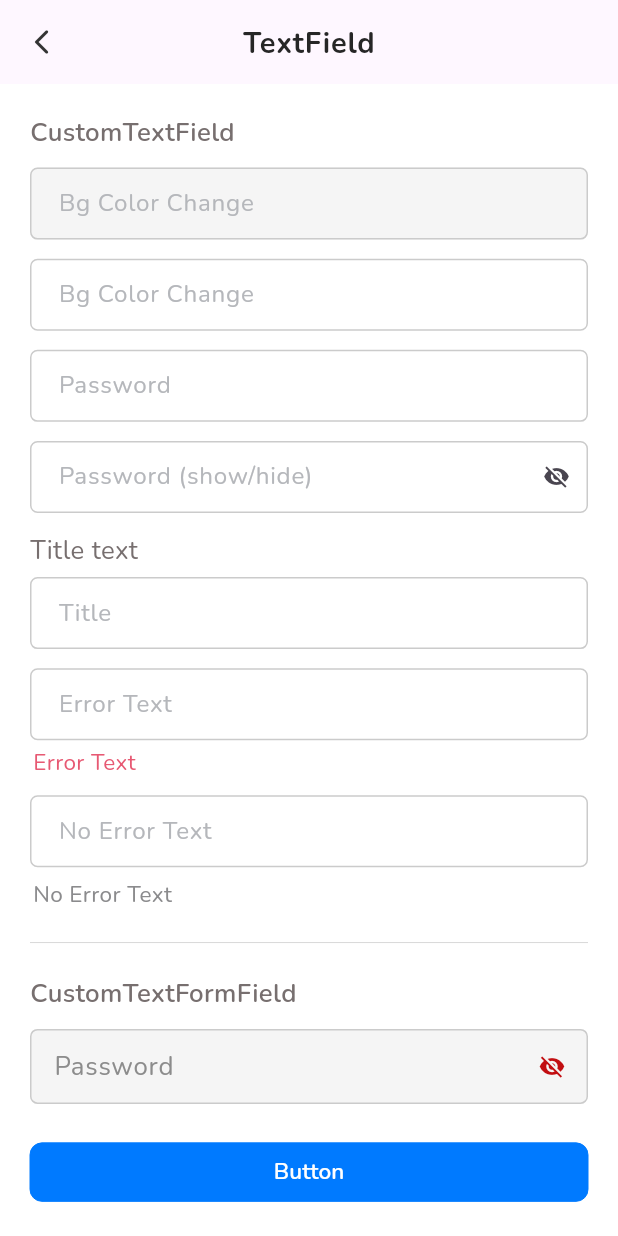
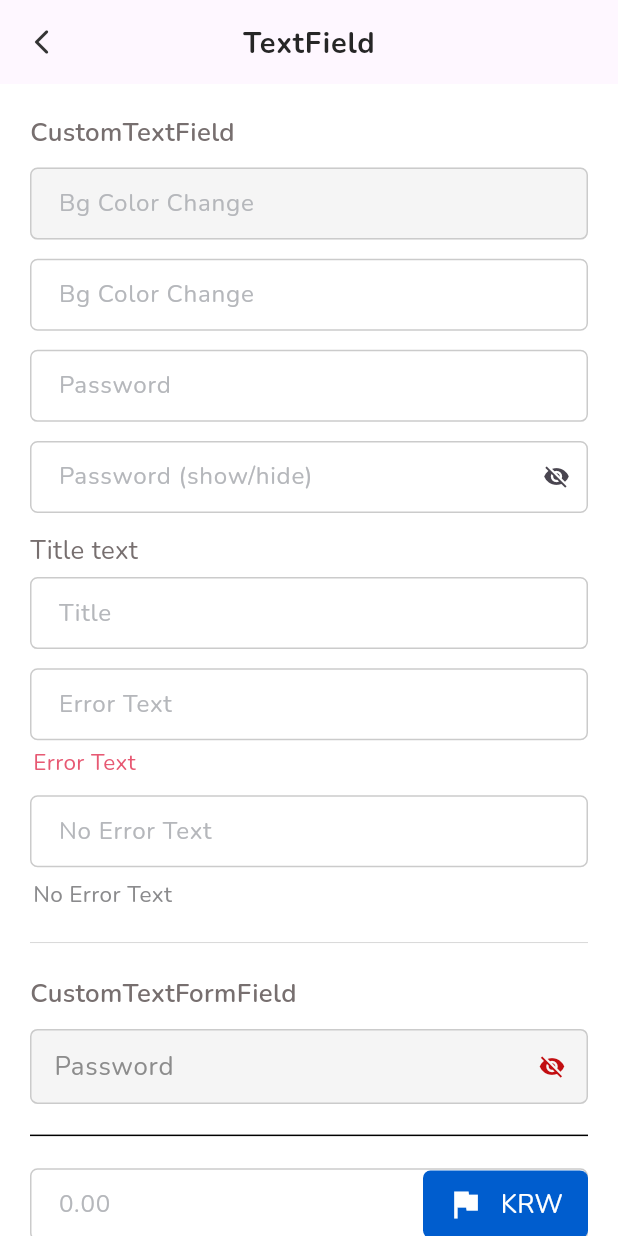
Before and after one commit to helium390/fl_my_awesome, a Flutter app: the screen it shows after launch, after a tap on "TextFields", on a phone screen of 412 x 824 dp. Run offline on Flutter 3.47's test engine with Material 3 defaults, Android fonts, the light colour scheme and no system bars; our stand-ins replace flutter_screenutil, flutter_svg, fluttertoast, get, get_storage, google_fonts and 3 more.

```diff
--- a/lib/config/root_binding.dart
+++ b/lib/config/root_binding.dart
@@ -4,6 +4,7 @@ import '../presentation/pages/buttons/buttons_controller.dart';
 import '../presentation/pages/containers/containers_controller.dart';
 import '../presentation/pages/home/home_controller.dart';
 import '../presentation/pages/passwords/password_controller.dart';
+import '../presentation/pages/radio/radio_controller.dart';
 import '../presentation/pages/splash/splash_controller.dart';
 import '../presentation/pages/test/test_controller.dart';
 import '../presentation/pages/text_field/text_field_controller.dart';
@@ -20,6 +21,7 @@ class RootBinding implements Bindings {
     Get.lazyPut(() => PasswordController(), fenix: true);
     Get.lazyPut(() => TestController(), fenix: true);
     Get.lazyPut(() => ContainersController(), fenix: true);
+    Get.lazyPut(() => RadioController(), fenix: true);
 
     /// Repositories -----------------------------------------------------------
   }
--- a/lib/presentation/pages/home/home_page.dart
+++ b/lib/presentation/pages/home/home_page.dart
@@ -8,6 +8,7 @@ import '../buttons/buttons_page.dart';
 import '../containers/card_containers_page.dart';
 import '../containers/containers_page.dart';
 import '../passwords/password_page.dart';
+import '../radio/radio_page.dart';
 import '../test/test_page.dart';
 import '../text_field/text_field_page.dart';
 import '../verify/verify_page.dart';
@@ -76,6 +77,13 @@ class HomePage extends StatelessWidget {
                   ),
                   20.ph,
                   CustomButton(
+                    text: 'Radio Buttons',
+                    onPress: () {
+                      Get.to(() => RadioPage());
+                    },
+                  ),
+                  20.ph,
+                  CustomButton(
                     text: 'Verify page',
                     onPress: () {
                       Get.to(() => VerifyPage());
--- /dev/null
+++ b/lib/presentation/pages/radio/radio_controller.dart
@@ -0,0 +1,41 @@
+import 'package:get/get.dart';
+
+class RadioController extends GetxController {
+  static RadioController get to => Get.find();
+
+  RadioController();
+
+  bool isLoading = false;
+
+  String selectedOption = '';
+
+  final List optionType = [
+    'Option 1',
+    'Option 2',
+    'Option 3',
+    'Option 4',
+  ];
+
+  void setOption(dType) {
+    selectedOption = dType;
+    update();
+  }
+
+  String selectedChoice = '';
+
+  final List choiceList = [
+    'Choice 1',
+    'Choice 2',
+  ];
+
+  void setChoice(choice) {
+    selectedChoice = choice;
+    update();
+  }
+
+  /// Others -------------------------------------------------------------------
+  void changeLoading() {
+    isLoading = !isLoading;
+    update();
+  }
+}
--- a/lib/presentation/pages/text_field/text_field_page.dart
+++ b/lib/presentation/pages/text_field/text_field_page.dart
@@ -126,6 +126,22 @@ class TextFieldPage extends StatelessWidget {
                       function: (text) {},
                     ),
                     20.ph,
+                    Dividers.divider0h1tBlack(),
+                    20.ph,
+                    CustomTextField(
+                      controller: TextEditingController(),
+                      hintText: '0.00',
+                      bgColor: AppColor.white,
+                      function: (text) {},
+                      keyboardType: TextInputType.number,
+                      inputFormatters: [],
+                      suffix: buildSuffix(
+                        'KRW',
+                      ),
+                    ),
+                    20.ph,
+                    Dividers.divider0h1tBlack(),
+                    20.ph,
                     CustomButton(
                       text: 'Button',
                       onPress: () {},
@@ -137,4 +153,33 @@ class TextFieldPage extends StatelessWidget {
       },
     );
   }
+
+  Widget buildSuffix(final String currency) {
+    return Container(
+      height: double.infinity,
+      width: 110,
+      decoration: BoxDecoration(
+        color: AppColor.blue3,
+        borderRadius: BorderRadius.circular(5),
+        border: Border(
+          right: BorderSide(
+            color: AppColor.blue3,
+            width: 1,
+          ),
+        ),
+      ),
+      child: Row(
+        mainAxisSize: MainAxisSize.min,
+        mainAxisAlignment: MainAxisAlignment.center,
+        children: [
+          Icon(Icons.flag, size: 25, color: AppColor.white),
+          10.pw,
+          Text(
+            currency,
+            style: AppStyles.text16sp400white,
+          ),
+        ],
+      ),
+    );
+  }
 }
```
Also changed, not shown: lib/presentation/pages/radio/radio_page.dart (added, +170 -0 lines), pubspec.lock, 3 other files.
